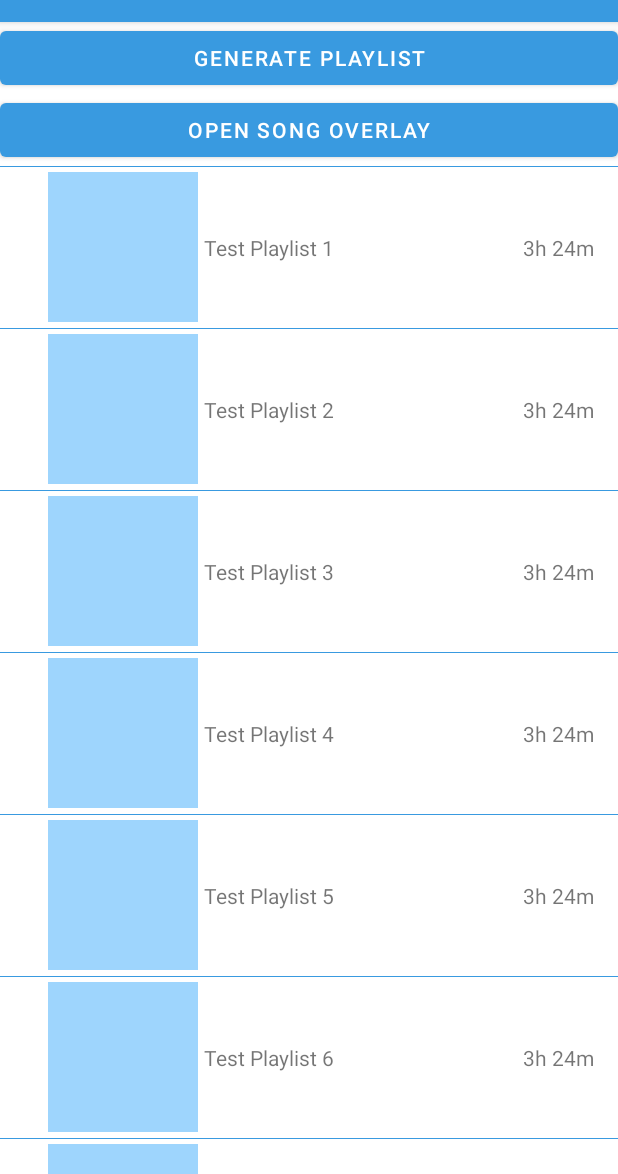
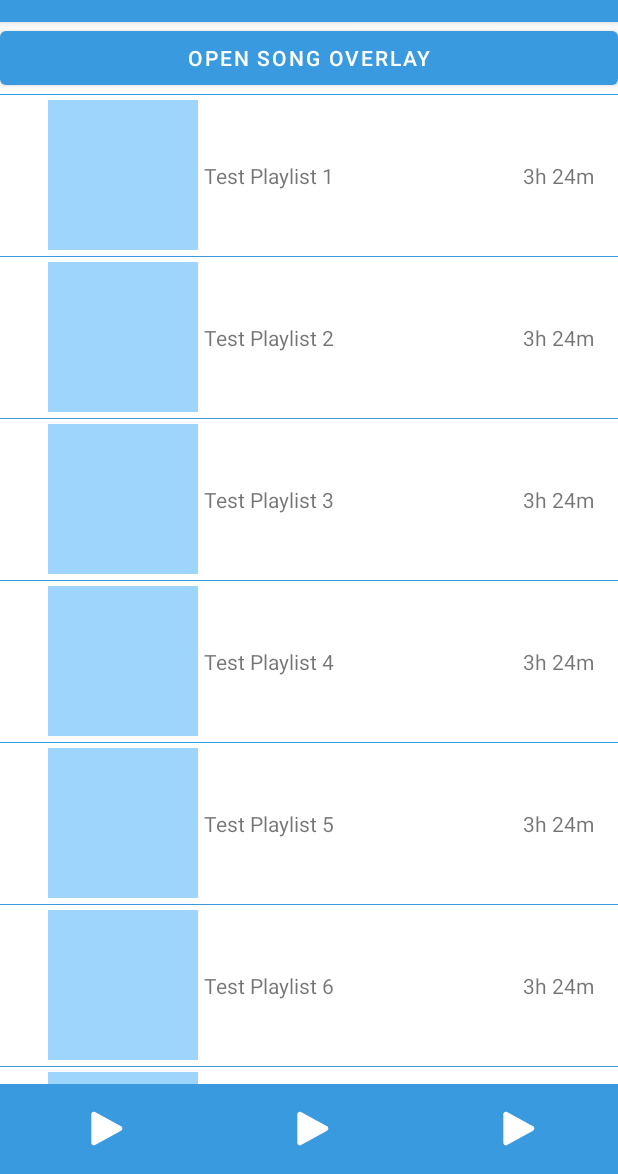
Before and after one commit to TristanStreich/GrooveMood, an Android app: the screen it shows after launch (MainActivity), on a phone screen of 412 x 824 dp, the part 62-1236 px from its top. Run offline under Robolectric (Android 15) with nearby library versions, the phone set to English and light mode, and no system bars.

Commit message:
added navbar to homescreen

```diff
--- a/app/src/main/java/com/example/groovemood/MainActivity.java
+++ b/app/src/main/java/com/example/groovemood/MainActivity.java
@@ -23,6 +23,8 @@ import android.view.WindowManager;
 import android.widget.Button;
 import android.widget.LinearLayout;
 import android.widget.PopupMenu;
+import android.widget.RelativeLayout;
+import android.widget.ScrollView;
 import android.widget.TextView;
 import android.widget.Toast;
 
@@ -43,6 +45,11 @@ public class MainActivity extends AppCompatActivity {
     //TODO: add other fields that are neccessary for the currently playing playlist if needed
 
     LinearLayout playlistsContainer;
+    LinearLayout navBar;
+    ScrollView scroller;
+
+    public static int scrollX;
+    public static int scrollY;
 
     @Override
     protected void onCreate(Bundle savedInstanceState) {
@@ -53,8 +60,15 @@ public class MainActivity extends AppCompatActivity {
             generateTestPlaylists();
         }
 
-        playlistsContainer = (LinearLayout) findViewById(R.id.playlistsContainer);
+
+
+        playlistsContainer = findViewById(R.id.playlistsContainer);
         populateScreen();
+
+        navBar = findViewById(R.id.navBar);
+        scroller = findViewById(R.id.scrollView);
+        resetScroll();
+        setUpNavBar();
     }
 
     @Override
@@ -62,6 +76,7 @@ public class MainActivity extends AppCompatActivity {
         super.onResume();
         reDrawUI();
     }
+
 
     private void generateTestPlaylists() {
         ArrayList<Song> testSongs = new ArrayList<Song>();
@@ -108,9 +123,37 @@ public class MainActivity extends AppCompatActivity {
         }
     }
 
+    public void setUpNavBar() {
+        RelativeLayout generatePlaylistButton = findViewById(R.id.GeneratePLaylistButton);
+        generatePlaylistButton.setOnClickListener(new View.OnClickListener() {
+            @Override
+            public void onClick(View view) {
+                gotoGeneratePlaylist(null);
+            }
+        });
+
+        RelativeLayout HomeButton = findViewById(R.id.HomeButton);
+        HomeButton.setOnClickListener(new View.OnClickListener() {
+            @Override
+            public void onClick(View view) {
+                scroller.smoothScrollTo(0,0);
+            }
+        });
+    }
+
     public void reDrawUI(){
         playlistsContainer.removeAllViewsInLayout();
         populateScreen();
+//        resetScroll();
+    }
+
+    public void saveScroll(){
+        scrollX = scroller.getScrollX();
+        scrollY = scroller.getScrollY();
+    }
+
+    public void resetScroll(){
+        scroller.scrollTo(scrollX,scrollY);
     }
 
     private void displayPlaylist(Playlist playlist){
@@ -137,8 +180,9 @@ public class MainActivity extends AppCompatActivity {
     //Use it to save the instance of the screen in static variables
     //so that it can be restored in the onCreate Function
     @Override
-    protected void onDestroy() {
-        super.onDestroy();
+    protected void onStop() {
+        super.onStop();
+        saveScroll();
     }
 
     public void gotoGeneratePlaylist(View button){
--- a/app/src/main/res/layout/activity_main.xml
+++ b/app/src/main/res/layout/activity_main.xml
@@ -6,13 +6,6 @@
     android:layout_height="match_parent"
     android:orientation="vertical"
     tools:context=".MainActivity">
-
-    <Button
-        android:id="@+id/testGeneratePlaylistButton"
-        android:layout_width="match_parent"
-        android:layout_height="wrap_content"
-        android:onClick="gotoGeneratePlaylist"
-        android:text="Generate Playlist" />
 
     <Button
         android:id="@+id/testSongOverlayButton"
@@ -24,12 +17,18 @@
 
     <ScrollView
         android:id="@+id/scrollView"
-        android:layout_width="fill_parent"
-        android:layout_height="wrap_content">
+        android:layout_width="match_parent"
+        android:layout_height="0dp"
+        android:layout_weight="1">
         <LinearLayout
             android:id="@+id/playlistsContainer"
             android:layout_width="match_parent"
             android:layout_height="match_parent"
             android:orientation="vertical"></LinearLayout>
     </ScrollView>
+
+
+    <include layout="@layout/nav_bar"
+        android:id="@+id/navBar"/>
+
 </LinearLayout>
--- a/app/src/main/res/layout/nav_bar.xml
+++ b/app/src/main/res/layout/nav_bar.xml
@@ -1,7 +1,7 @@
 <?xml version="1.0" encoding="utf-8"?>
 <LinearLayout xmlns:android="http://schemas.android.com/apk/res/android"
     android:layout_width="match_parent"
-    android:layout_height="100dp"
+    android:layout_height="60dp"
     android:orientation="horizontal"
     android:background="@color/main_blue">
 
```
